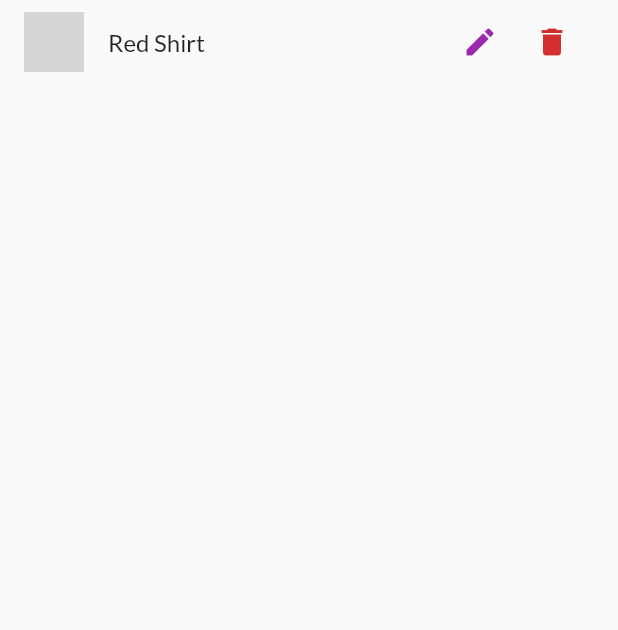
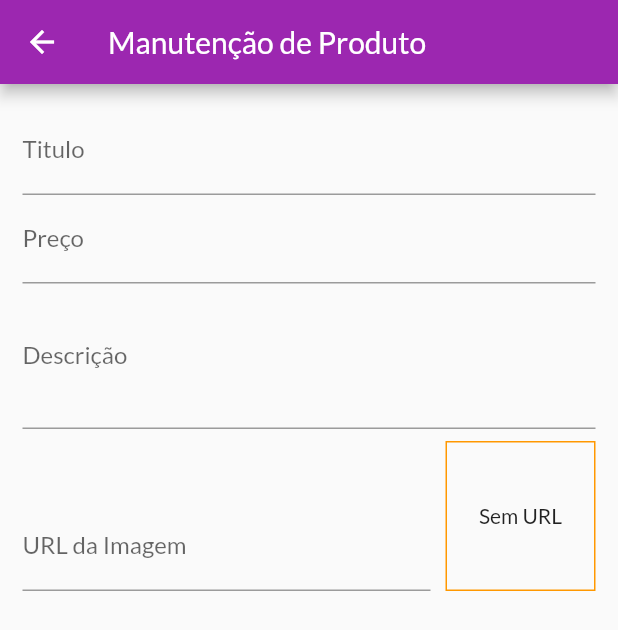
Before and after one commit to Egito/flutterMyShop, a Flutter app: the CceProdutoItem widget shown alone on an empty page, opened directly with sample values from the repository, after a tap on the "edit" icon, on a phone screen of 412 x 824 dp. Shown: the top 630 px of the screen. Run offline on Flutter 3.47's test engine with Material 2 defaults, Android fonts, the phone set to English and light mode, and no system bars; network calls fail; grey boxes are pictures that could not be loaded.

Commit message:
Form do produto

```diff
--- a/lib/00-rotas/rotas.dart
+++ b/lib/00-rotas/rotas.dart
@@ -2,6 +2,7 @@ class AppRoutes {
   static const CCE_CATALOGO = '/cce-catologo';
   static const CCE_PRODUTO = '/cce-produtos';
   static const CCE_PRO_DETALHE = '/cce-pro-detalhe';
+  static const CCE_PRO_EDICAO = '/cce-pro-edicao';
   static const FAT_PEDIDOS = '/fat-pedidos';
   static const VEN_CARRINHO = '/ven-carrinho';
 }
--- /dev/null
+++ b/lib/03-paginas/cce/cce_produto/cce_pro_edit.dart
@@ -0,0 +1,120 @@
+import 'package:flutter/material.dart';
+import 'package:flutter/services.dart';
+
+class CceProdutoEdit extends StatefulWidget {
+  @override
+  _CceProdutoEditState createState() => _CceProdutoEditState();
+}
+
+class _CceProdutoEditState extends State<CceProdutoEdit> {
+  final _prFocusNode = FocusNode();
+  final _dsFocusNode = FocusNode();
+  final _imgFocusNode = FocusNode();
+  final _imgControler = TextEditingController();
+
+  @override
+  void initState() {
+    // TODO: implement initState
+    super.initState();
+    _imgFocusNode.addListener(_updateImagem);
+  }
+
+  void _updateImagem() {
+    setState(() {});
+    print('mudou');
+  }
+
+  @override
+  void dispose() {
+    super.dispose();
+    _prFocusNode.dispose();
+    _dsFocusNode.dispose();
+    _imgFocusNode.removeListener(_updateImagem);
+    _imgFocusNode.dispose();
+  }
+
+  @override
+  Widget build(BuildContext context) {
+    return Scaffold(
+      appBar: AppBar(
+        title: Text(
+          'Manutenção de Produto',
+        ),
+      ),
+      body: Padding(
+        padding: const EdgeInsets.all(15.0),
+        child: Form(
+          child: ListView(
+            children: [
+              TextFormField(
+                decoration: InputDecoration(labelText: 'Titulo'),
+                textInputAction: TextInputAction.next,
+                onFieldSubmitted: (_) {
+                  FocusScope.of(context).requestFocus(_prFocusNode);
+                },
+              ),
+              TextFormField(
+                decoration: InputDecoration(labelText: 'Preço'),
+                textInputAction: TextInputAction.next,
+                focusNode: _prFocusNode,
+                keyboardType: TextInputType.numberWithOptions(
+                  decimal: true,
+                ),
+                onFieldSubmitted: (_) {
+                  FocusScope.of(context).requestFocus(_dsFocusNode);
+                },
+              ),
+              TextFormField(
+                decoration: InputDecoration(labelText: 'Descrição'),
+                maxLines: 3,
+                focusNode: _dsFocusNode,
+                keyboardType: TextInputType.multiline,
+                onFieldSubmitted: (_) {
+                  FocusScope.of(context).requestFocus(_dsFocusNode);
+                },
+              ),
+              Row(
+                crossAxisAlignment: CrossAxisAlignment.end,
+                children: [
+                  Expanded(
+                    child: TextFormField(
+                      decoration: InputDecoration(labelText: 'URL da Imagem'),
+                      keyboardType: TextInputType.url,
+                      textInputAction: TextInputAction.done,
+                      focusNode: _imgFocusNode,
+                    ),
+                  ),
+                  Container(
+                    height: 100,
+                    width: 100,
+                    margin: EdgeInsets.only(
+                      top: 8,
+                      left: 10,
+                    ),
+                    decoration: BoxDecoration(
+                      border: Border.all(
+                        color: Theme.of(context).accentColor,
+                        width: 1,
+                      ),
+                    ),
+                    alignment: Alignment.center,
+                    child: _imgControler.text.isEmpty
+                        ? Text('Sem URL')
+                        : FittedBox(
+                            child: Image.network(
+                              _imgControler.text,
+                              fit: BoxFit.cover,
+                            ),
+                          ),
+                  ),
+                  // https://www.gratispng.com/png-1mw11z/
+                  // https://image.freepik.com/fotos-gratis/pizza-vegetariana-em-fundo-branco_1339-55595.jpg
+                ],
+              ),
+            ],
+          ),
+        ),
+      ),
+    );
+  }
+}
--- a/lib/03-paginas/cce/cce_produto/cce_pro_item.dart
+++ b/lib/03-paginas/cce/cce_produto/cce_pro_lista.dart
@@ -1,5 +1,7 @@
 import 'package:flutter/material.dart';
+import 'package:flutterMyShop/00-rotas/rotas.dart';
 import 'package:flutterMyShop/01-models/cce_produto_model.dart';
+import 'package:flutterMyShop/03-paginas/cce/cce_produto/cce_pro_edit.dart';
 
 class CceProdutoItem extends StatelessWidget {
   final CceProdutoModel produto;
@@ -22,7 +24,9 @@ class CceProdutoItem extends StatelessWidget {
             IconButton(
               color: Theme.of(context).primaryColor,
               icon: Icon(Icons.edit),
-              onPressed: () {},
+              onPressed: () {
+                Navigator.of(context).pushNamed(AppRoutes.CCE_PRO_EDICAO);
+              },
             ),
             IconButton(
               icon: Icon(Icons.delete),
--- a/lib/03-paginas/cce/cce_produto/cce_produtos.dart
+++ b/lib/03-paginas/cce/cce_produto/cce_produtos.dart
@@ -1,11 +1,9 @@
 import 'package:flutter/material.dart';
-import 'package:flutterMyShop/03-paginas/cce/cce_produto/cce_pro_item.dart';
 import 'package:provider/provider.dart';
+import 'package:flutterMyShop/00-rotas/rotas.dart';
 
-import 'package:flutterMyShop/00-rotas/rotas.dart';
+import 'package:flutterMyShop/03-paginas/cce/cce_produto/cce_pro_lista.dart';
 import 'package:flutterMyShop/02-servicos/cce_produto_provider.dart';
-import 'package:flutterMyShop/01-models/cce_produto_model.dart';
-
 import 'package:flutterMyShop/03-paginas/acc/acc_menu.dart';
 
 class CceProdutos extends StatelessWidget {
@@ -33,7 +31,9 @@ class CceProdutos extends StatelessWidget {
         ),
       ),
       floatingActionButton: FloatingActionButton(
-        onPressed: () {},
+        onPressed: () {
+          Navigator.of(context).pushNamed(AppRoutes.CCE_PRO_EDICAO);
+        },
         child: null,
       ),
     );
--- a/lib/main.dart
+++ b/lib/main.dart
@@ -1,4 +1,5 @@
 import 'package:flutter/material.dart';
+import 'package:flutterMyShop/03-paginas/cce/cce_produto/cce_pro_edit.dart';
 import 'package:flutterMyShop/03-paginas/cce/cce_produto/cce_produtos.dart';
 import 'package:provider/provider.dart';
 
@@ -43,6 +44,7 @@ class MyApp extends StatelessWidget {
           AppRoutes.CCE_CATALOGO: (ctx) => CceCatalogo(),
           AppRoutes.CCE_PRODUTO: (ctx) => CceProdutos(),
           AppRoutes.CCE_PRO_DETALHE: (ctx) => CceProDetalhe(),
+          AppRoutes.CCE_PRO_EDICAO: (ctx) => CceProdutoEdit(),
           AppRoutes.VEN_CARRINHO: (ctx) => VenCarro(),
           AppRoutes.FAT_PEDIDOS: (ctx) => FatPedidos(),
         },
```
Also changed, not shown: pubspec.lock.
